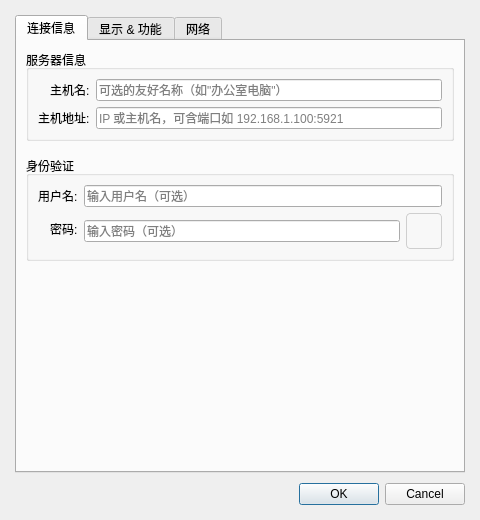
Before: the Qt Designer form src/ui/connectiondialog.ui in JiaYongChen/CrossRemoteDesktop, drawn with Qt 5.
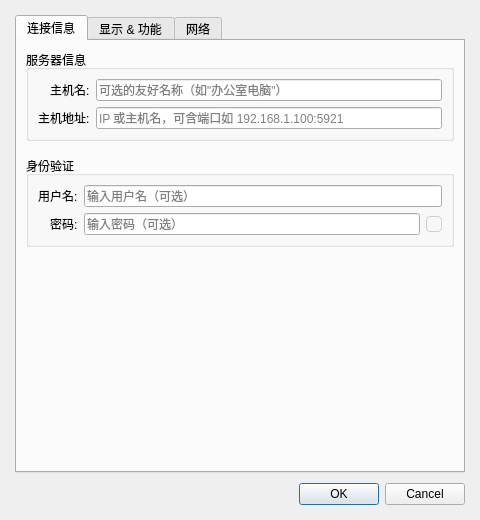
After: the same form once the commit is applied. Icons and pictures are not drawn.

Commit message: fix: 密码按钮恢复 14x14 iconSize 大小，保留 revealed 蓝色高亮

Patch:
```diff
--- a/src/ui/connectiondialog.ui
+++ b/src/ui/connectiondialog.ui
@@ -41,7 +41,7 @@
           <item row="1" column="1">
            <layout class="QHBoxLayout" name="passwordLayout">
             <item><widget class="QLineEdit" name="passwordLineEdit"><property name="echoMode"><enum>QLineEdit::Password</enum></property><property name="placeholderText"><string>输入密码（可选）</string></property></widget></item>
-            <item><widget class="QPushButton" name="togglePasswordBtn"><property name="sizePolicy"><sizepolicy hsizetype="Fixed" vsizetype="Fixed"><horstretch>0</horstretch><verstretch>0</verstretch></sizepolicy></property><property name="fixedWidth"><number>24</number></property><property name="fixedHeight"><number>24</number></property><property name="toolTip"><string>显示/隐藏密码</string></property><property name="styleSheet"><string>QPushButton#togglePasswordBtn { background-color: transparent; border: 1px solid #cfcfcf; border-radius: 4px; padding: 5px; min-width: 24px; max-width: 24px; min-height: 24px; max-height: 24px; } QPushButton#togglePasswordBtn:hover { background-color: #f0f0f0; } QPushButton#togglePasswordBtn[revealed=&quot;true&quot;] { background-color: #0078d4; border-color: #0078d4; } QPushButton#togglePasswordBtn[revealed=&quot;true&quot;]:hover { background-color: #106ebe; }</string></property></widget></item>
+            <item><widget class="QPushButton" name="togglePasswordBtn"><property name="sizePolicy"><sizepolicy hsizetype="Fixed" vsizetype="Fixed"><horstretch>0</horstretch><verstretch>0</verstretch></sizepolicy></property><property name="fixedWidth"><number>14</number></property><property name="fixedHeight"><number>14</number></property><property name="toolTip"><string>显示/隐藏密码</string></property><property name="styleSheet"><string>QPushButton#togglePasswordBtn { background-color: transparent; border: 1px solid #cfcfcf; border-radius: 4px; padding: 0; min-width: 14px; max-width: 14px; min-height: 14px; max-height: 14px; } QPushButton#togglePasswordBtn:hover { background-color: #f0f0f0; } QPushButton#togglePasswordBtn[revealed=&quot;true&quot;] { background-color: #0078d4; border-color: #0078d4; } QPushButton#togglePasswordBtn[revealed=&quot;true&quot;]:hover { background-color: #106ebe; }</string></property></widget></item>
            </layout>
           </item>
          </layout>
```
The commit also changes 1 other file.
